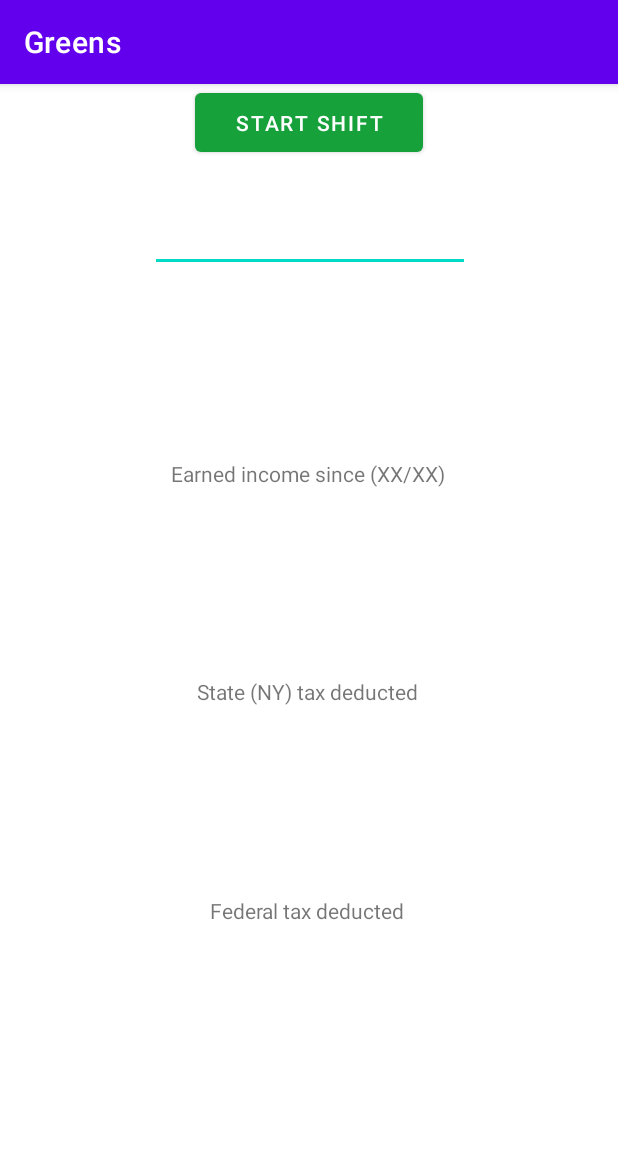
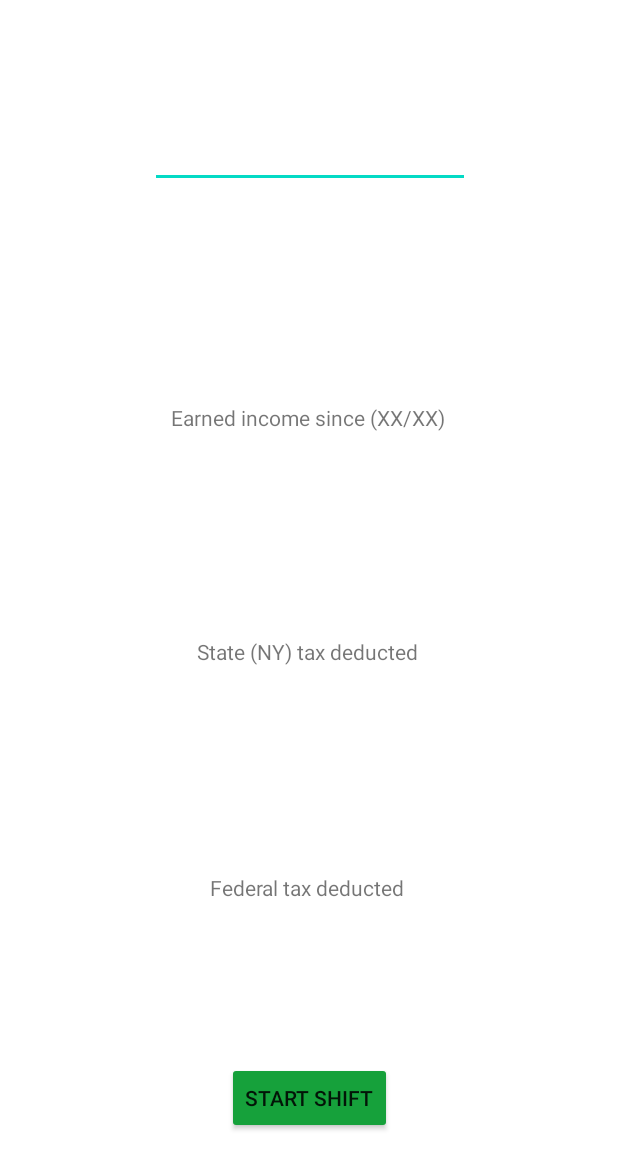
Before and after one commit to jaw12346/Greens, an Android app: the screen it shows after launch (MainActivity), on a phone screen of 412 x 824 dp. Shown: the top 1169 px of the screen. Run offline under Robolectric (Android 15) with nearby library versions, the phone set to English and light mode, and no system bars.

Commit message:
Shift start/end button

```diff
--- a/App/app/src/main/java/com/example/greens/MainActivity.kt
+++ b/App/app/src/main/java/com/example/greens/MainActivity.kt
@@ -1,11 +1,45 @@
 package com.example.greens
 
-import androidx.appcompat.app.AppCompatActivity
+import android.app.Activity
 import android.os.Bundle
+import android.widget.Button
+import java.util.*
 
-class MainActivity : AppCompatActivity() {
+
+class MainActivity : Activity() {
+    // Declare timestamp lists
+    private var shiftStartTime : Long = -1
+    private var totalShiftTimes : LinkedList<Long> = LinkedList()
+
+
     override fun onCreate(savedInstanceState: Bundle?) {
         super.onCreate(savedInstanceState)
         setContentView(R.layout.activity_main)
+
+        // Handle clicked shift button
+        val shiftButton: Button = findViewById<Button>(R.id.shift_button)  // Get the shift button
+        shiftButton.setOnClickListener {
+            shiftClicked(shiftButton)
+        }
+    }
+
+    // Shift button clicked handler
+    private fun shiftClicked(button: Button) {
+        // Code here executes on main thread after user presses shift button
+        val currentText = button.text.toString()
+        val currentTime = System.currentTimeMillis()
+        if(currentText == getString(R.string.start_shift)) {
+            // Start a shift
+            shiftStartTime = System.currentTimeMillis()  // Generate the shift start time
+            button.setText(R.string.end_shift)  // Change button text
+            println("Shift started at $currentTime")
+        } else {
+            // Start a shift
+            val totalShiftTime = currentTime - shiftStartTime  // Calculate this shift's total time
+            shiftStartTime = -1  // Reset shift start time
+            totalShiftTimes.add(totalShiftTime)  // Add to list of shift times for this pay period
+            button.setText(R.string.start_shift)
+            println("Shift ended at $currentTime")
+        }
     }
 }
--- a/App/app/src/main/res/layout/activity_main.xml
+++ b/App/app/src/main/res/layout/activity_main.xml
@@ -7,6 +7,7 @@
     tools:context=".MainActivity">
 
     <TextView
+        android:id="@+id/textView3"
         android:layout_width="wrap_content"
         android:layout_height="wrap_content"
         android:text="Earned income since (XX/XX)"
@@ -53,15 +54,17 @@
         app:layout_constraintStart_toStartOf="parent"
         app:layout_constraintTop_toTopOf="parent" />
 
-    <com.google.android.material.button.MaterialButton
-        android:layout_width="152dp"
-        android:layout_height="51dp"
+    <Button
+        android:id="@+id/shift_button"
+        android:layout_width="wrap_content"
+        android:layout_height="wrap_content"
+        android:layout_marginBottom="68dp"
         android:text="@string/start_shift"
-        app:backgroundTint="#16a13b"
+        app:layout_constraintBottom_toBottomOf="parent"
         app:layout_constraintEnd_toEndOf="parent"
         app:layout_constraintHorizontal_bias="0.5"
         app:layout_constraintStart_toStartOf="parent"
-        tools:ignore="MissingConstraints"
-        tools:layout_editor_absoluteY="690dp" />
+        android:backgroundTint="#16a13b"
+        />
 
 </androidx.constraintlayout.widget.ConstraintLayout>
--- a/App/app/src/main/res/values/strings.xml
+++ b/App/app/src/main/res/values/strings.xml
@@ -1,4 +1,5 @@
 <resources>
     <string name="app_name">Greens</string>
     <string name="start_shift">START SHIFT</string>
+    <string name="end_shift">END SHIFT</string>
 </resources>
```
